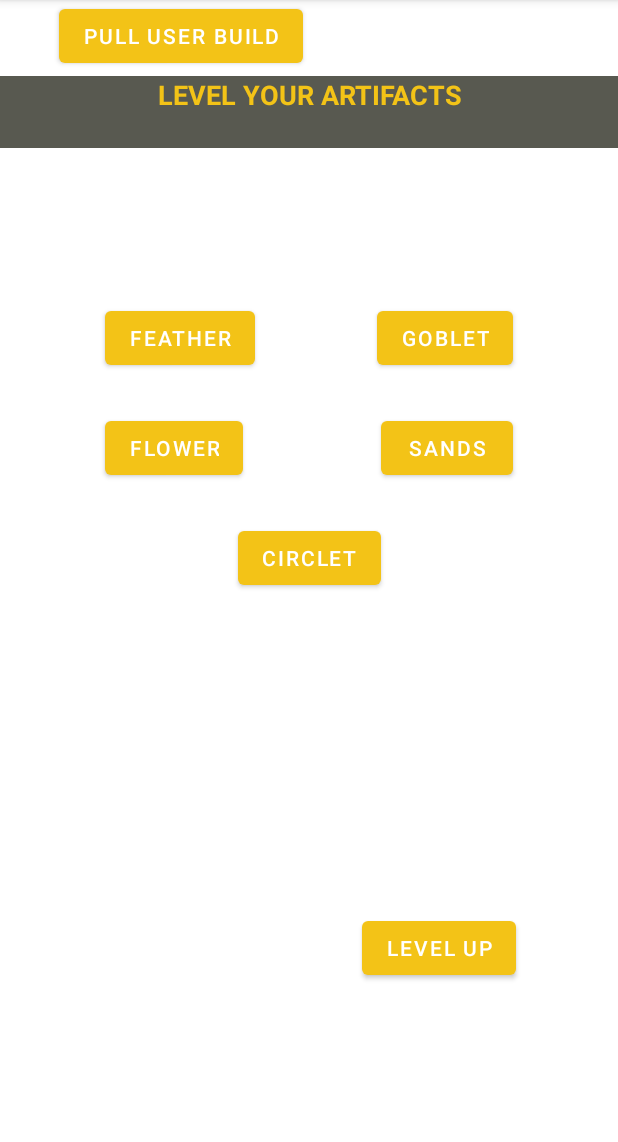
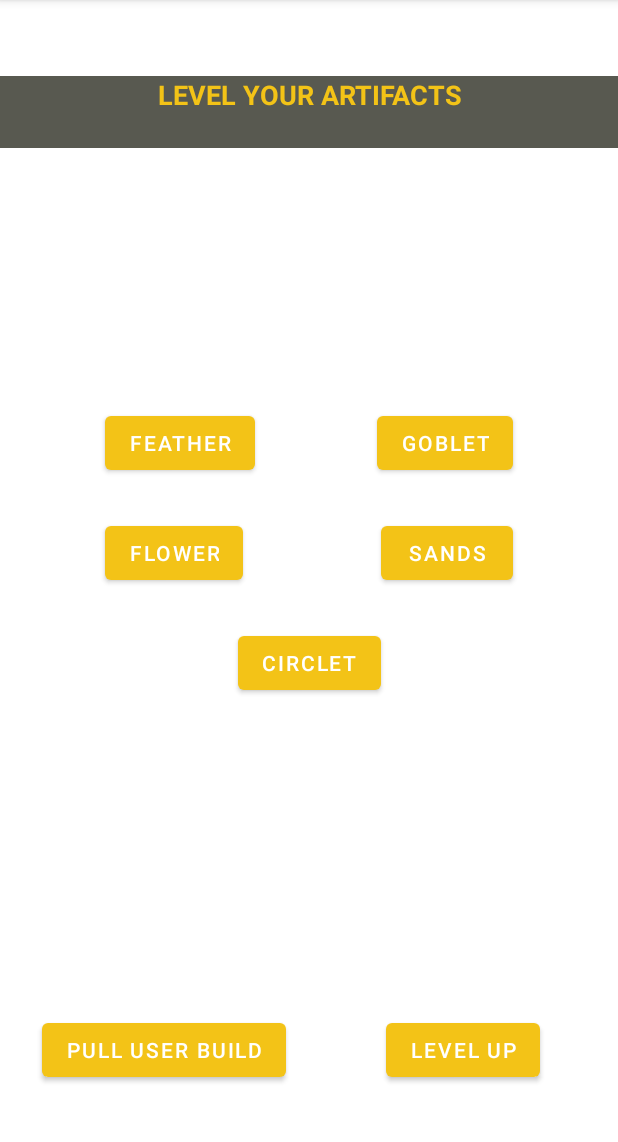
Before and after one commit to c-edh/gacha-helper, an Android app: the test_level screen opened directly, with no data from a screen before it, on a phone screen of 412 x 824 dp, the part 84-1226 px from its top. Run offline under Robolectric (Android 15) with nearby library versions, the phone set to English and light mode, and no system bars; our stand-ins replace Firebase (no records; nobody signed in at launch, a user with empty details on screens opened directly).

Commit message:
update to level up function

```diff
--- a/app/build.gradle
+++ b/app/build.gradle
@@ -36,6 +36,7 @@ dependencies {
     implementation 'com.google.android.material:material:1.4.0'
     implementation 'androidx.constraintlayout:constraintlayout:2.0.4'
     implementation 'com.google.firebase:firebase-firestore:21.4.0'
+    implementation 'com.google.firebase:firebase-database:20.0.2'
     testImplementation 'junit:junit:4.+'
     androidTestImplementation 'androidx.test.ext:junit:1.1.3'
     androidTestImplementation 'androidx.test.espresso:espresso-core:3.4.0'
--- a/app/src/main/res/layout/activity_test_level.xml
+++ b/app/src/main/res/layout/activity_test_level.xml
@@ -83,9 +83,10 @@
 
     <TextView
         android:id="@+id/displaystats"
-        android:layout_width="213dp"
-        android:layout_height="152dp"
-        android:layout_marginBottom="200dp"
+        android:layout_width="179dp"
+        android:layout_height="150dp"
+        android:layout_marginEnd="16dp"
+        android:layout_marginBottom="132dp"
         app:layout_constraintBottom_toBottomOf="parent"
         app:layout_constraintEnd_toEndOf="parent" />
 
@@ -94,7 +95,7 @@
         android:layout_width="wrap_content"
         android:layout_height="wrap_content"
         android:layout_marginTop="40dp"
-        android:layout_marginEnd="68dp"
+        android:layout_marginEnd="52dp"
         android:text="Level Up"
         app:backgroundTint="@color/goldenrod"
         app:layout_constraintEnd_toEndOf="parent"
@@ -104,19 +105,23 @@
         android:id="@+id/buttonpullUserBuild"
         android:layout_width="wrap_content"
         android:layout_height="wrap_content"
+        android:layout_marginBottom="44dp"
+        android:onClick="pullUserBuild"
         android:text="Pull User Build"
         app:backgroundTint="@color/goldenrod"
+        app:layout_constraintBottom_toBottomOf="parent"
         app:layout_constraintEnd_toStartOf="@+id/buttonLevelUp"
-        app:layout_constraintStart_toStartOf="parent"
-        tools:layout_editor_absoluteY="571dp"
-        android:onClick="pullUserBuild"
-        />
+        app:layout_constraintHorizontal_bias="0.298"
+        app:layout_constraintStart_toStartOf="parent" />
 
     <TextView
-        android:id="@+id/onArtifactInfoReceived"
+        android:id="@+id/onArtifactInfoReceieved"
         android:layout_width="165dp"
         android:layout_height="156dp"
-        tools:layout_editor_absoluteX="0dp"
-        tools:layout_editor_absoluteY="379dp" />
+        android:layout_marginBottom="36dp"
+        app:layout_constraintBottom_toTopOf="@+id/buttonpullUserBuild"
+        app:layout_constraintEnd_toStartOf="@+id/displaystats"
+        app:layout_constraintHorizontal_bias="0.484"
+        app:layout_constraintStart_toStartOf="parent" />
 
 </androidx.constraintlayout.widget.ConstraintLayout>
```
Also changed, not shown: app/src/main/java/edu/csustan/cs3810/gacha_helper/UserDocument.java (added, +12 -0 lines), app/src/main/java/edu/csustan/cs3810/gacha_helper/test_level.java (+20 -8 lines).
